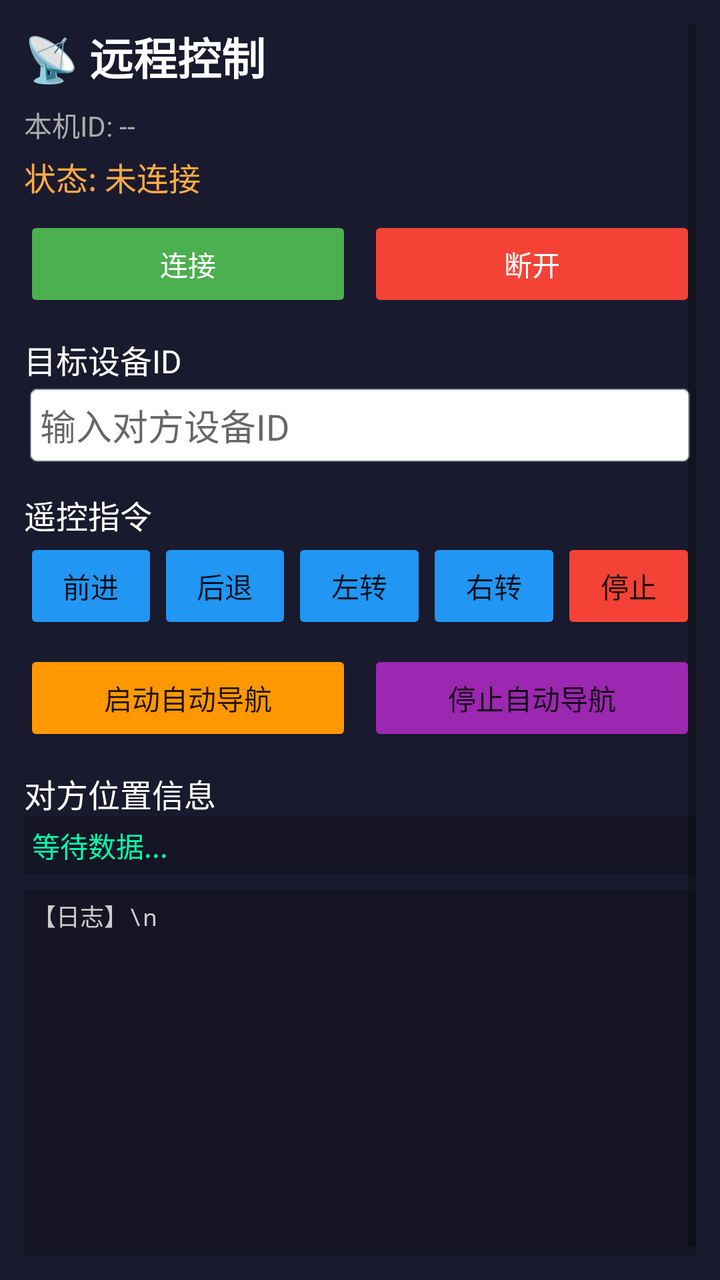
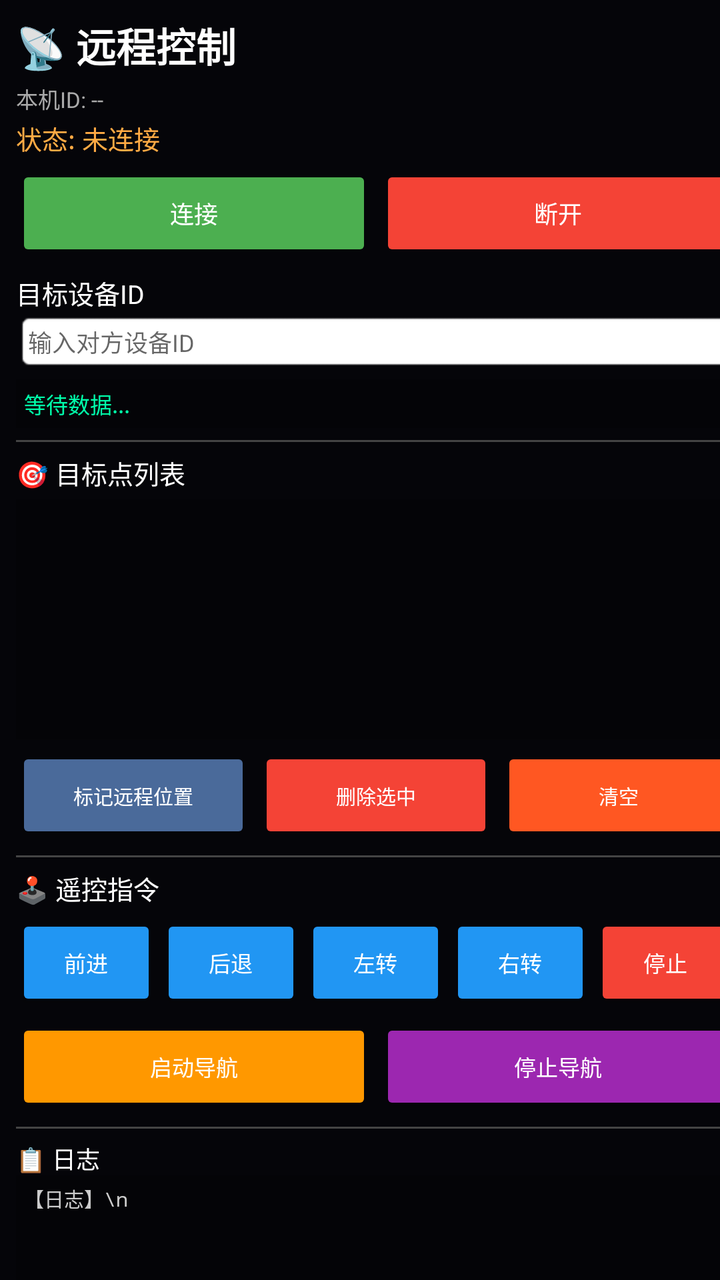

Before-and-after screenshots of an Android layout around one commit, followed by the original layout XML and the change that was made.
<!-- AndroidManifest.xml: activity theme AppTheme -->
<!-- res/layout/activity_remote_relay.xml -->
<?xml version="1.0" encoding="utf-8"?>
<ScrollView xmlns:android="http://schemas.android.com/apk/res/android"
    android:layout_width="match_parent"
    android:layout_height="match_parent"
    android:background="#1A1A2E"
    android:fillViewport="true"
    android:padding="12dp">

    <LinearLayout
        android:layout_width="match_parent"
        android:layout_height="wrap_content"
        android:orientation="vertical">

        <TextView
            android:layout_width="wrap_content"
            android:layout_height="wrap_content"
            android:text="📡 远程控制"
            android:textColor="#FFFFFF"
            android:textSize="22sp"
            android:textStyle="bold"
            android:layout_marginBottom="8dp" />

        <TextView
            android:id="@+id/tv_my_id"
            android:layout_width="match_parent"
            android:layout_height="wrap_content"
            android:text="本机ID: --"
            android:textColor="#AAAAAA"
            android:textSize="14sp" />

        <TextView
            android:id="@+id/tv_status"
            android:layout_width="match_parent"
            android:layout_height="wrap_content"
            android:text="状态: 未连接"
            android:textColor="#FFAA44"
            android:textSize="16sp"
            android:layout_marginTop="4dp" />

        <LinearLayout
            android:layout_width="match_parent"
            android:layout_height="wrap_content"
            android:orientation="horizontal"
            android:layout_marginTop="8dp">
            <Button
                android:id="@+id/btn_connect"
                android:layout_width="0dp"
                android:layout_height="wrap_content"
                android:layout_weight="1"
                android:text="连接"
                android:backgroundTint="#4CAF50"
                android:textColor="#FFFFFF" />
            <Button
                android:id="@+id/btn_disconnect"
                android:layout_width="0dp"
                android:layout_height="wrap_content"
                android:layout_weight="1"
                android:text="断开"
                android:enabled="false"
                android:backgroundTint="#F44336"
                android:textColor="#FFFFFF"
                android:layout_marginStart="8dp" />
        </LinearLayout>

        <TextView
            android:layout_width="wrap_content"
            android:layout_height="wrap_content"
            android:text="目标设备ID"
            android:textColor="#FFFFFF"
            android:textSize="16sp"
            android:layout_marginTop="12dp" />
        <EditText
            android:id="@+id/et_target_id"
            android:layout_width="match_parent"
            android:layout_height="wrap_content"
            android:background="@android:drawable/editbox_background"
            android:padding="8dp"
            android:singleLine="true"
            android:textColor="#000000"
            android:hint="输入对方设备ID" />

        <TextView
            android:layout_width="wrap_content"
            android:layout_height="wrap_content"
            android:text="遥控指令"
            android:textColor="#FFFFFF"
            android:textSize="16sp"
            android:layout_marginTop="12dp" />
        <LinearLayout
            android:layout_width="match_parent"
            android:layout_height="wrap_content"
            android:orientation="horizontal">
            <Button
                android:id="@+id/btn_forward"
                android:layout_width="0dp"
                android:layout_weight="1"
                android:layout_height="wrap_content"
                android:text="前进"
                android:backgroundTint="#2196F3" />
            <Button
                android:id="@+id/btn_backward"
                android:layout_width="0dp"
                android:layout_weight="1"
                android:layout_height="wrap_content"
                android:text="后退"
                android:backgroundTint="#2196F3" />
            <Button
                android:id="@+id/btn_left"
                android:layout_width="0dp"
                android:layout_weight="1"
                android:layout_height="wrap_content"
                android:text="左转"
                android:backgroundTint="#2196F3" />
            <Button
                android:id="@+id/btn_right"
                android:layout_width="0dp"
                android:layout_weight="1"
                android:layout_height="wrap_content"
                android:text="右转"
                android:backgroundTint="#2196F3" />
            <Button
                android:id="@+id/btn_stop"
                android:layout_width="0dp"
                android:layout_weight="1"
                android:layout_height="wrap_content"
                android:text="停止"
                android:backgroundTint="#F44336" />
        </LinearLayout>

        <LinearLayout
            android:layout_width="match_parent"
            android:layout_height="wrap_content"
            android:orientation="horizontal"
            android:layout_marginTop="8dp">
            <Button
                android:id="@+id/btn_start_auto"
                android:layout_width="0dp"
                android:layout_weight="1"
                android:layout_height="wrap_content"
                android:text="启动自动导航"
                android:backgroundTint="#FF9800" />
            <Button
                android:id="@+id/btn_stop_auto"
                android:layout_width="0dp"
                android:layout_weight="1"
                android:layout_height="wrap_content"
                android:text="停止自动导航"
                android:backgroundTint="#9C27B0"
                android:layout_marginStart="8dp" />
        </LinearLayout>

        <TextView
            android:layout_width="wrap_content"
            android:layout_height="wrap_content"
            android:text="对方位置信息"
            android:textColor="#FFFFFF"
            android:textSize="16sp"
            android:layout_marginTop="12dp" />
        <TextView
            android:id="@+id/tv_remote_status"
            android:layout_width="match_parent"
            android:layout_height="wrap_content"
            android:text="等待数据..."
            android:textColor="#00FFAA"
            android:textSize="14sp"
            android:padding="4dp"
            android:background="#33000000" />

        <ScrollView
            android:layout_width="match_parent"
            android:layout_height="200dp"
            android:layout_marginTop="8dp"
            android:background="#33000000"
            android:padding="4dp">
            <TextView
                android:id="@+id/tv_log"
                android:layout_width="match_parent"
                android:layout_height="wrap_content"
                android:text="【日志】\n"
                android:textColor="#CCCCCC"
                android:textSize="12sp"
                android:fontFamily="monospace" />
        </ScrollView>

    </LinearLayout>
</ScrollView>
<!-- resources referenced by this layout -->
<resources>
  <style name="AppTheme" parent="Theme.AppCompat.Light.NoActionBar" />
</resources>

<!-- the commit's change to res/layout/activity_remote_relay.xml (unified diff, before → after) -->
@@ -1,186 +1,327 @@
 <?xml version="1.0" encoding="utf-8"?>
-<ScrollView xmlns:android="http://schemas.android.com/apk/res/android"
+<LinearLayout xmlns:android="http://schemas.android.com/apk/res/android"
     android:layout_width="match_parent"
     android:layout_height="match_parent"
-    android:background="#1A1A2E"
-    android:fillViewport="true"
-    android:padding="12dp">
-
-    <LinearLayout
-        android:layout_width="match_parent"
-        android:layout_height="wrap_content"
-        android:orientation="vertical">
-
-        <TextView
-            android:layout_width="wrap_content"
-            android:layout_height="wrap_content"
-            android:text="📡 远程控制"
-            android:textColor="#FFFFFF"
-            android:textSize="22sp"
-            android:textStyle="bold"
-            android:layout_marginBottom="8dp" />
-
-        <TextView
-            android:id="@+id/tv_my_id"
-            android:layout_width="match_parent"
-            android:layout_height="wrap_content"
-            android:text="本机ID: --"
-            android:textColor="#AAAAAA"
-            android:textSize="14sp" />
-
-        <TextView
-            android:id="@+id/tv_status"
-            android:layout_width="match_parent"
-            android:layout_height="wrap_content"
-            android:text="状态: 未连接"
-            android:textColor="#FFAA44"
-            android:textSize="16sp"
-            android:layout_marginTop="4dp" />
+    android:orientation="horizontal"
+    android:background="#1A1A2E">
+
+    
+    <com.amap.api.maps.MapView
+        android:id="@+id/remote_map"
+        android:layout_width="0dp"
+        android:layout_height="match_parent"
+        android:layout_weight="1" />
+
+    
+    <ScrollView
+        android:layout_width="380dp"
+        android:layout_height="match_parent"
+        android:background="#CC000000"
+        android:scrollbars="vertical"
+        android:scrollbarStyle="outsideInset"
+        android:fadeScrollbars="false">
 
         <LinearLayout
             android:layout_width="match_parent"
             android:layout_height="wrap_content"
-            android:orientation="horizontal"
-            android:layout_marginTop="8dp">
-            <Button
-                android:id="@+id/btn_connect"
-                android:layout_width="0dp"
-                android:layout_height="wrap_content"
-                android:layout_weight="1"
-                android:text="连接"
-                android:backgroundTint="#4CAF50"
-                android:textColor="#FFFFFF" />
-            <Button
-                android:id="@+id/btn_disconnect"
-                android:layout_width="0dp"
-                android:layout_height="wrap_content"
-                android:layout_weight="1"
-                android:text="断开"
-                android:enabled="false"
-                android:backgroundTint="#F44336"
-                android:textColor="#FFFFFF"
-                android:layout_marginStart="8dp" />
+            android:orientation="vertical"
+            android:padding="8dp"
+            android:paddingBottom="16dp">
+
+            <TextView
+                android:layout_width="wrap_content"
+                android:layout_height="wrap_content"
+                android:text="📡 远程控制"
+                android:textColor="#FFFFFF"
+                android:textSize="20sp"
+                android:textStyle="bold"
+                android:layout_marginBottom="4dp" />
+
+            <TextView
+                android:id="@+id/tv_my_id"
+                android:layout_width="match_parent"
+                android:layout_height="wrap_content"
+                android:text="本机ID: --"
+                android:textColor="#AAAAAA"
+                android:textSize="11sp" />
+
+            <TextView
+                android:id="@+id/tv_status"
+                android:layout_width="match_parent"
+                android:layout_height="wrap_content"
+                android:text="状态: 未连接"
+                android:textColor="#FFAA44"
+                android:textSize="13sp"
+                android:layout_marginTop="2dp" />
+
+            <LinearLayout
+                android:layout_width="match_parent"
+                android:layout_height="wrap_content"
+                android:orientation="horizontal"
+                android:layout_marginTop="4dp">
+                <Button
+                    android:id="@+id/btn_connect"
+                    android:layout_width="0dp"
+                    android:layout_height="wrap_content"
+                    android:layout_weight="1"
+                    android:text="连接"
+                    android:textSize="12sp"
+                    android:paddingVertical="6dp"
+                    android:backgroundTint="#4CAF50"
+                    android:textColor="#FFFFFF" />
+                <Button
+                    android:id="@+id/btn_disconnect"
+                    android:layout_width="0dp"
+                    android:layout_height="wrap_content"
+                    android:layout_weight="1"
+                    android:text="断开"
+                    android:enabled="false"
+                    android:textSize="12sp"
+                    android:paddingVertical="6dp"
+                    android:backgroundTint="#F44336"
+                    android:textColor="#FFFFFF"
+                    android:layout_marginStart="4dp" />
+            </LinearLayout>
+
+            <TextView
+                android:layout_width="wrap_content"
+                android:layout_height="wrap_content"
+                android:text="目标设备ID"
+                android:textColor="#FFFFFF"
+                android:textSize="13sp"
+                android:layout_marginTop="6dp" />
+
+            <EditText
+                android:id="@+id/et_target_id"
+                android:layout_width="match_parent"
+                android:layout_height="wrap_content"
+                android:background="@android:drawable/editbox_background"
+                android:padding="6dp"
+                android:singleLine="true"
+                android:textColor="#000000"
+                android:textSize="12sp"
+                android:hint="输入对方设备ID" />
+
+            <TextView
+                android:id="@+id/tv_remote_status"
+                android:layout_width="match_parent"
+                android:layout_height="wrap_content"
+                android:text="等待数据..."
+                android:textColor="#00FFAA"
+                android:textSize="11sp"
+                android:padding="4dp"
+                android:background="#33000000"
+                android:layout_marginTop="4dp" />
+
+            
+            <View
+                android:layout_width="match_parent"
+                android:layout_height="1dp"
+                android:background="#444444"
+                android:layout_marginTop="6dp" />
+
+            <TextView
+                android:layout_width="wrap_content"
+                android:layout_height="wrap_content"
+                android:text="🎯 目标点列表"
+                android:textColor="#FFFFFF"
+                android:textSize="13sp"
+                android:layout_marginTop="6dp" />
+
+            <ListView
+                android:id="@+id/lv_remote_waypoints"
+                android:layout_width="match_parent"
+                android:layout_height="120dp"
+                android:background="#33000000"
+                android:padding="2dp"
+                android:divider="#444444"
+                android:dividerHeight="1dp"
+                android:choiceMode="singleChoice"
+                android:layout_marginTop="4dp" />
+
+            
+            <LinearLayout
+                android:layout_width="match_parent"
+                android:layout_height="wrap_content"
+                android:orientation="horizontal"
+                android:layout_marginTop="4dp">
+
+                <Button
+                    android:id="@+id/btn_add_remote_pos"
+                    android:layout_width="0dp"
+                    android:layout_weight="1"
+                    android:layout_height="wrap_content"
+                    android:text="标记远程位置"
+                    android:textSize="10sp"
+                    android:paddingVertical="6dp"
+                    android:backgroundTint="#4A6A9A"
+                    android:textColor="#FFFFFF" />
+
+                <Button
+                    android:id="@+id/btn_delete_remote_point"
+                    android:layout_width="0dp"
+                    android:layout_weight="1"
+                    android:layout_height="wrap_content"
+                    android:text="删除选中"
+                    android:textSize="10sp"
+                    android:paddingVertical="6dp"
+                    android:backgroundTint="#F44336"
+                    android:textColor="#FFFFFF"
+                    android:layout_marginStart="4dp" />
+
+                <Button
+                    android:id="@+id/btn_clear_remote_points"
+                    android:layout_width="0dp"
+                    android:layout_weight="1"
+                    android:layout_height="wrap_content"
+                    android:text="清空"
+                    android:textSize="10sp"
+                    android:paddingVertical="6dp"
+                    android:backgroundTint="#FF5722"
+                    android:textColor="#FFFFFF"
+                    android:layout_marginStart="4dp" />
+            </LinearLayout>
+
+            
+            <View
+                android:layout_width="match_parent"
+                android:layout_height="1dp"
+                android:background="#444444"
+                android:layout_marginTop="6dp" />
+
+            
+            <TextView
+                android:layout_width="wrap_content"
+                android:layout_height="wrap_content"
+                android:text="🕹️ 遥控指令"
+                android:textColor="#FFFFFF"
+                android:textSize="13sp"
+                android:layout_marginTop="6dp" />
+
+            <LinearLayout
+                android:layout_width="match_parent"
+                android:layout_height="wrap_content"
+                android:orientation="horizontal"
+                android:layout_marginTop="4dp">
+                <Button
+                    android:id="@+id/btn_forward"
+                    android:layout_width="0dp"
+                    android:layout_weight="1"
+                    android:layout_height="wrap_content"
+                    android:text="前进"
+                    android:textSize="11sp"
+                    android:paddingVertical="6dp"
+                    android:backgroundTint="#2196F3"
+                    android:textColor="#FFFFFF" />
+                <Button
+                    android:id="@+id/btn_backward"
+                    android:layout_width="0dp"
+                    android:layout_weight="1"
+                    android:layout_height="wrap_content"
+                    android:text="后退"
+                    android:textSize="11sp"
+                    android:paddingVertical="6dp"
+                    android:backgroundTint="#2196F3"
+                    android:textColor="#FFFFFF"
+                    android:layout_marginStart="2dp" />
+                <Button
+                    android:id="@+id/btn_left"
+                    android:layout_width="0dp"
+                    android:layout_weight="1"
+                    android:layout_height="wrap_content"
+                    android:text="左转"
+                    android:textSize="11sp"
+                    android:paddingVertical="6dp"
+                    android:backgroundTint="#2196F3"
+                    android:textColor="#FFFFFF"
+                    android:layout_marginStart="2dp" />
+                <Button
+                    android:id="@+id/btn_right"
+                    android:layout_width="0dp"
+                    android:layout_weight="1"
+                    android:layout_height="wrap_content"
+                    android:text="右转"
+                    android:textSize="11sp"
+                    android:paddingVertical="6dp"
+                    android:backgroundTint="#2196F3"
+                    android:textColor="#FFFFFF"
+                    android:layout_marginStart="2dp" />
+                <Button
+                    android:id="@+id/btn_stop"
+                    android:layout_width="0dp"
+                    android:layout_weight="1"
+                    android:layout_height="wrap_content"
+                    android:text="停止"
+                    android:textSize="11sp"
+                    android:paddingVertical="6dp"
+                    android:backgroundTint="#F44336"
+                    android:textColor="#FFFFFF"
+                    android:layout_marginStart="2dp" />
+            </LinearLayout>
+
+            
+            <LinearLayout
+                android:layout_width="match_parent"
+                android:layout_height="wrap_content"
+                android:orientation="horizontal"
+                android:layout_marginTop="4dp">
+                <Button
+                    android:id="@+id/btn_start_auto"
+                    android:layout_width="0dp"
+                    android:layout_weight="1"
+                    android:layout_height="wrap_content"
+                    android:text="启动导航"
+                    android:textSize="11sp"
+                    android:paddingVertical="6dp"
+                    android:backgroundTint="#FF9800"
+                    android:textColor="#FFFFFF" />
+                <Button
+                    android:id="@+id/btn_stop_auto"
+                    android:layout_width="0dp"
+                    android:layout_weight="1"
+                    android:layout_height="wrap_content"
+                    android:text="停止导航"
+                    android:textSize="11sp"
+                    android:paddingVertical="6dp"
+                    android:backgroundTint="#9C27B0"
+                    android:textColor="#FFFFFF"
+                    android:layout_marginStart="4dp" />
+            </LinearLayout>
+
+            
+            <View
+                android:layout_width="match_parent"
+                android:layout_height="1dp"
+                android:background="#444444"
+                android:layout_marginTop="6dp" />
+
+            
+            <TextView
+                android:layout_width="wrap_content"
+                android:layout_height="wrap_content"
+                android:text="📋 日志"
+                android:textColor="#FFFFFF"
+                android:textSize="12sp"
+                android:layout_marginTop="6dp" />
+
+            <ScrollView
+                android:layout_width="match_parent"
+                android:layout_height="120dp"
+                android:background="#33000000"
+                android:padding="4dp"
+                android:scrollbars="vertical"
+                android:scrollbarStyle="outsideInset">
+                <TextView
+                    android:id="@+id/tv_log"
+                    android:layout_width="match_parent"
+                    android:layout_height="wrap_content"
+                    android:text="【日志】\n"
+                    android:textColor="#CCCCCC"
+                    android:textSize="10sp"
+                    android:fontFamily="monospace" />
+            </ScrollView>
+
         </LinearLayout>
-
-        <TextView
-            android:layout_width="wrap_content"
-            android:layout_height="wrap_content"
-            android:text="目标设备ID"
-            android:textColor="#FFFFFF"
-            android:textSize="16sp"
-            android:layout_marginTop="12dp" />
-        <EditText
-            android:id="@+id/et_target_id"
-            android:layout_width="match_parent"
-            android:layout_height="wrap_content"
-            android:background="@android:drawable/editbox_background"
-            android:padding="8dp"
-            android:singleLine="true"
-            android:textColor="#000000"
-            android:hint="输入对方设备ID" />
-
-        <TextView
-            android:layout_width="wrap_content"
-            android:layout_height="wrap_content"
-            android:text="遥控指令"
-            android:textColor="#FFFFFF"
-            android:textSize="16sp"
-            android:layout_marginTop="12dp" />
-        <LinearLayout
-            android:layout_width="match_parent"
-            android:layout_height="wrap_content"
-            android:orientation="horizontal">
-            <Button
-                android:id="@+id/btn_forward"
-                android:layout_width="0dp"
-                android:layout_weight="1"
-                android:layout_height="wrap_content"
-                android:text="前进"
-                android:backgroundTint="#2196F3" />
-            <Button
-                android:id="@+id/btn_backward"
-                android:layout_width="0dp"
-                android:layout_weight="1"
-                android:layout_height="wrap_content"
-                android:text="后退"
-                android:backgroundTint="#2196F3" />
-            <Button
-                android:id="@+id/btn_left"
-                android:layout_width="0dp"
-                android:layout_weight="1"
-                android:layout_height="wrap_content"
-                android:text="左转"
-                android:backgroundTint="#2196F3" />
-            <Button
-                android:id="@+id/btn_right"
-                android:layout_width="0dp"
-                android:layout_weight="1"
-                android:layout_height="wrap_content"
-                android:text="右转"
-                android:backgroundTint="#2196F3" />
-            <Button
-                android:id="@+id/btn_stop"
-                android:layout_width="0dp"
-                android:layout_weight="1"
-                android:layout_height="wrap_content"
-                android:text="停止"
-                android:backgroundTint="#F44336" />
-        </LinearLayout>
-
-        <LinearLayout
-            android:layout_width="match_parent"
-            android:layout_height="wrap_content"
-            android:orientation="horizontal"
-            android:layout_marginTop="8dp">
-            <Button
-                android:id="@+id/btn_start_auto"
-                android:layout_width="0dp"
-                android:layout_weight="1"
-                android:layout_height="wrap_content"
-                android:text="启动自动导航"
-                android:backgroundTint="#FF9800" />
-            <Button
-                android:id="@+id/btn_stop_auto"
-                android:layout_width="0dp"
-                android:layout_weight="1"
-                android:layout_height="wrap_content"
-                android:text="停止自动导航"
-                android:backgroundTint="#9C27B0"
-                android:layout_marginStart="8dp" />
-        </LinearLayout>
-
-        <TextView
-            android:layout_width="wrap_content"
-            android:layout_height="wrap_content"
-            android:text="对方位置信息"
-            android:textColor="#FFFFFF"
-            android:textSize="16sp"
-            android:layout_marginTop="12dp" />
-        <TextView
-            android:id="@+id/tv_remote_status"
-            android:layout_width="match_parent"
-            android:layout_height="wrap_content"
-            android:text="等待数据..."
-            android:textColor="#00FFAA"
-            android:textSize="14sp"
-            android:padding="4dp"
-            android:background="#33000000" />
-
-        <ScrollView
-            android:layout_width="match_parent"
-            android:layout_height="200dp"
-            android:layout_marginTop="8dp"
-            android:background="#33000000"
-            android:padding="4dp">
-            <TextView
-                android:id="@+id/tv_log"
-                android:layout_width="match_parent"
-                android:layout_height="wrap_content"
-                android:text="【日志】\n"
-                android:textColor="#CCCCCC"
-                android:textSize="12sp"
-                android:fontFamily="monospace" />
-        </ScrollView>
-
-    </LinearLayout>
-</ScrollView>
+    </ScrollView>
+
+</LinearLayout>
